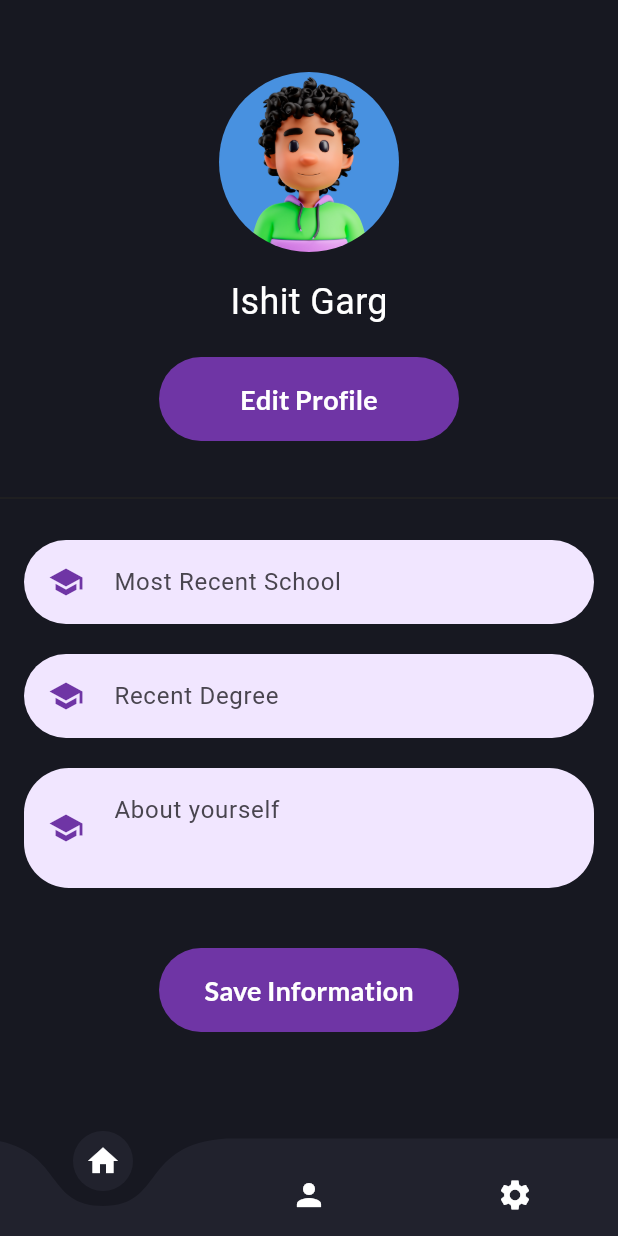
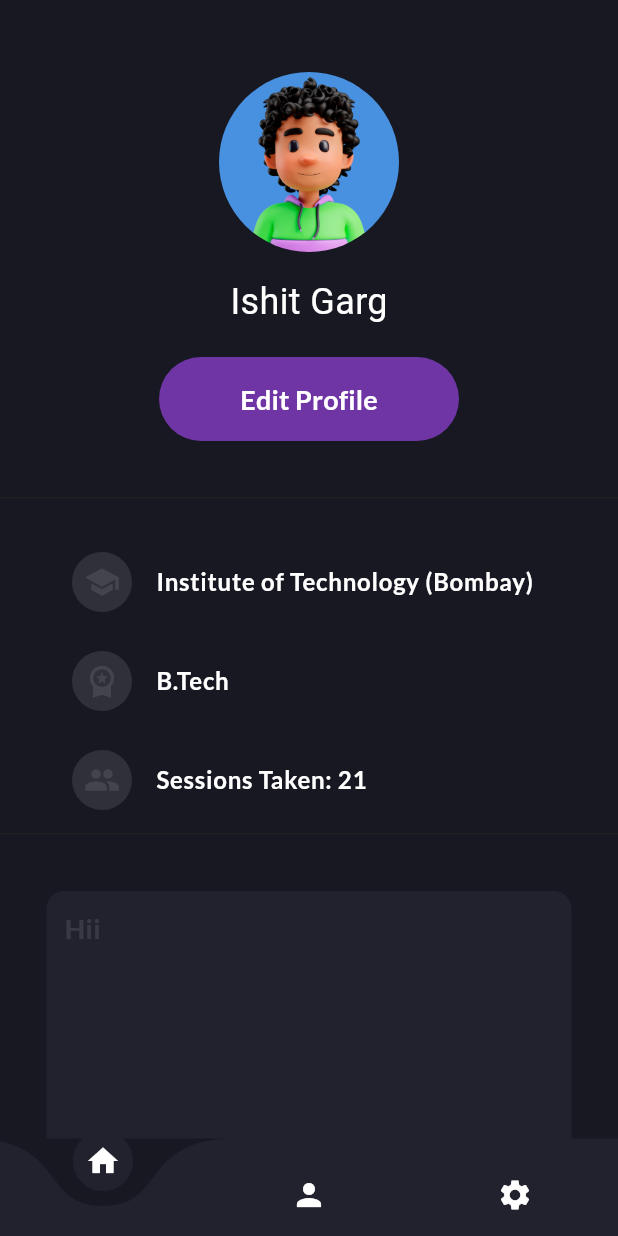
Before and after one commit to ishit16/heal-chat, a Flutter app: the UserProfileScreen screen opened by its route, on a phone screen of 412 x 824 dp. Run offline on Flutter 3.47's test engine with Material 3 defaults, Android fonts, the phone set to English and light mode, and no system bars; drawn by our look-alikes of curved_navigation_bar; our stand-ins replace appwrite, flutter_riverpod, flutter_svg, fpdart, go_router, google_fonts; network calls fail.

Commit message:
FIX: Edit Profile and User Profile Widgets Fixed

```diff
--- a/lib/common/bottom_navigation.dart
+++ b/lib/common/bottom_navigation.dart
@@ -17,7 +17,6 @@ class _CustomNavigationBarState extends State<CustomNavigationBar> {
   void initState() {
     super.initState();
 
-    // Use Future.delayed to schedule the logic after the widget has been fully initialized
     Future.delayed(Duration.zero, () {
       final String currentRoute = GoRouterState.of(context).uri.toString();
       if (currentRoute == '/home') {
--- a/lib/common/user_profile_info.dart
+++ b/lib/common/user_profile_info.dart
@@ -1,6 +1,4 @@
-// ignore_for_file: public_member_api_docs, sort_constructors_first
 import 'package:flutter/material.dart';
-
 import 'package:heal_chat/features/volunteer_profile/presentation/about_volunteer.dart';
 import 'package:heal_chat/features/volunteer_profile/presentation/profile_item.dart';
 
--- a/lib/common/user_profile_screen.dart
+++ b/lib/common/user_profile_screen.dart
@@ -2,15 +2,21 @@ import 'package:flutter/material.dart';
 import 'package:google_fonts/google_fonts.dart';
 import 'package:heal_chat/common/edit_user_info.dart';
 import 'package:heal_chat/common/layout.dart';
+import 'package:heal_chat/common/user_profile_info.dart';
 
 class UserProfileScreen extends StatefulWidget {
-  const UserProfileScreen({super.key});
+  const UserProfileScreen({Key? key}) : super(key: key);
 
   @override
   State<UserProfileScreen> createState() => _UserProfileScreenState();
 }
 
 class _UserProfileScreenState extends State<UserProfileScreen> {
+  bool isEditing = false;
+  void editProfile() => setState(() {
+        isEditing = !isEditing;
+      });
+
   @override
   Widget build(BuildContext context) {
     return CommonLayout(
@@ -47,27 +53,31 @@ class _UserProfileScreenState extends State<UserProfileScreen> {
                 SizedBox(
                   width: 200,
                   child: ElevatedButton(
-                      onPressed: () {},
-                      child: Text(
-                        "Edit Profile",
-                        style: GoogleFonts.lato(
-                            color: Colors.white,
-                            fontSize: 18,
-                            fontWeight: FontWeight.w600),
-                      )),
+                    onPressed: () => editProfile(),
+                    child: Text(
+                      isEditing ? "View Profile" : "Edit Profile",
+                      style: GoogleFonts.lato(
+                        color: Colors.white,
+                        fontSize: 18,
+                        fontWeight: FontWeight.w600,
+                      ),
+                    ),
+                  ),
                 ),
                 const SizedBox(height: 30),
                 Divider(
                   color: Colors.grey.shade900,
                 ),
                 const SizedBox(height: 20),
-                const EditUserInfo(),
-                // const UserProfileInformation(
-                //   schoolName: "Institute of Technology (Bombay)",
-                //   degree: 'B.Tech',
-                //   sessionsTaken: '21',
-                //   aboutVolunteerText: 'Hii',
-                // ),
+                if (isEditing) // Conditionally render EditUserInfo widget
+                  const EditUserInfo()
+                else
+                  const UserProfileInformation(
+                    schoolName: "Institute of Technology (Bombay)",
+                    degree: 'B.Tech',
+                    sessionsTaken: '21',
+                    aboutVolunteerText: 'Hii',
+                  ),
               ],
             ),
           ),
```
